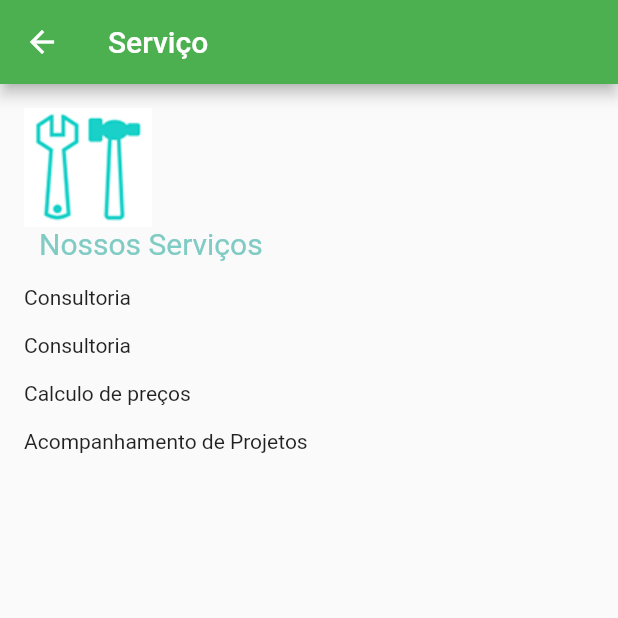
After one commit to Cristianoaf81GIT/atm_consultoria_flutter, a Flutter app: the TelaServico screen opened directly, on a phone screen of 412 x 824 dp, the top half of it. The commit adds this screen. Run offline on Flutter 3.47's test engine with Material 2 defaults, Android fonts, the phone set to English and light mode, and no system bars.

Commit message:
81. #App4 ATM Consultoria - Criando navegação

```diff
--- /dev/null
+++ b/lib/TelaServico.dart
@@ -0,0 +1,91 @@
+import 'package:flutter/material.dart';
+
+class TelaServico extends StatefulWidget {
+  @override
+  _TelaServicoState createState() => _TelaServicoState();
+}
+
+class _TelaServicoState extends State<TelaServico> {
+  static final String _title = "Serviço";
+  static final String _sobreEmpTextValue = "Nossos Serviços";
+  static final double _fontSize = 20;
+  static final TextStyle _sobreEmpTxtStl = TextStyle(
+    fontSize: _fontSize,
+    color: Colors.teal[200],
+  );
+  static final Text _servicoBarText = Text(_title);
+  static final EdgeInsetsGeometry _mainPadding = EdgeInsets.all(16);
+  static final EdgeInsetsGeometry _ssvContPaddingValue = EdgeInsets.only(left:10);
+  static final EdgeInsetsGeometry _paddingContentValue = EdgeInsets.only(top: 16);
+  static final Image _detalheServicoImg = Image.asset("imagens/detalhe_servico.png");
+  static final String _paddingContentText01 = "Consultoria";
+  static final String _paddingContentText02 = "Calculo de preços";
+  static final String _paddingContentText03 = "Acompanhamento de Projetos";
+  static final Padding _paddingContent = Padding(
+    padding: _paddingContentValue,
+    child: Text(_paddingContentText01)
+  );
+
+  static final Padding _paddingContent01 = Padding(
+    padding: _paddingContentValue,
+    child: Text(_paddingContentText01)
+  );
+
+  static final Padding _paddingContent02 = Padding(
+    padding: _paddingContentValue,
+    child: Text(_paddingContentText02)
+  );
+
+  static final Padding _paddingContent03 = Padding(
+    padding: _paddingContentValue,
+    child: Text(_paddingContentText03)
+  );
+
+  static final Text _sobreEmpText = Text(
+    _sobreEmpTextValue,
+    style: _sobreEmpTxtStl
+  );
+
+  static Padding _ssvContPadding = Padding(
+    padding: _ssvContPaddingValue,
+    child: _sobreEmpText,
+  );
+
+
+  static List<Widget> _ssvContChildren = [
+    _detalheServicoImg,
+    _ssvContPadding,
+    _paddingContent,
+    _paddingContent01,
+    _paddingContent02,
+    _paddingContent03
+  ];
+
+  static Column _ssvContainerColumn = Column(
+    crossAxisAlignment: CrossAxisAlignment.start,
+    children: _ssvContChildren
+  );
+
+  static final Container _ssvMainContainer = Container(
+    padding: _mainPadding,
+    child: _ssvContainerColumn,
+  );
+
+
+  final AppBar _appBar = AppBar(
+    title: _servicoBarText,
+    backgroundColor: Colors.green,
+  );
+
+  SingleChildScrollView _ssv = SingleChildScrollView(
+    child: _ssvMainContainer,
+  );
+
+  @override
+  Widget build(BuildContext context) {
+    return Scaffold(
+     appBar: _appBar,
+     body: _ssv
+    );
+  }
+}
```
Also changed, not shown: lib/Home.dart (+32 -4 lines), lib/TelaCliente.dart (added, +83 -0 lines), lib/TelaContato.dart (added, +88 -0 lines), lib/TelaEmpresa.dart (added, +55 -0 lines), 1 other file.
